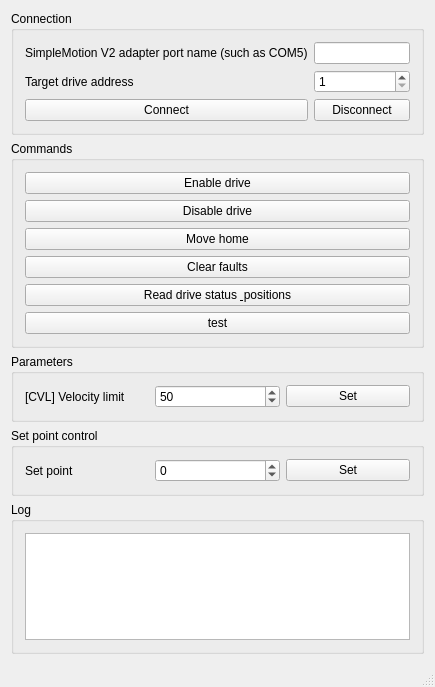
GraniteDevices/SMV2Commander, file mw.ui: the form before one commit.
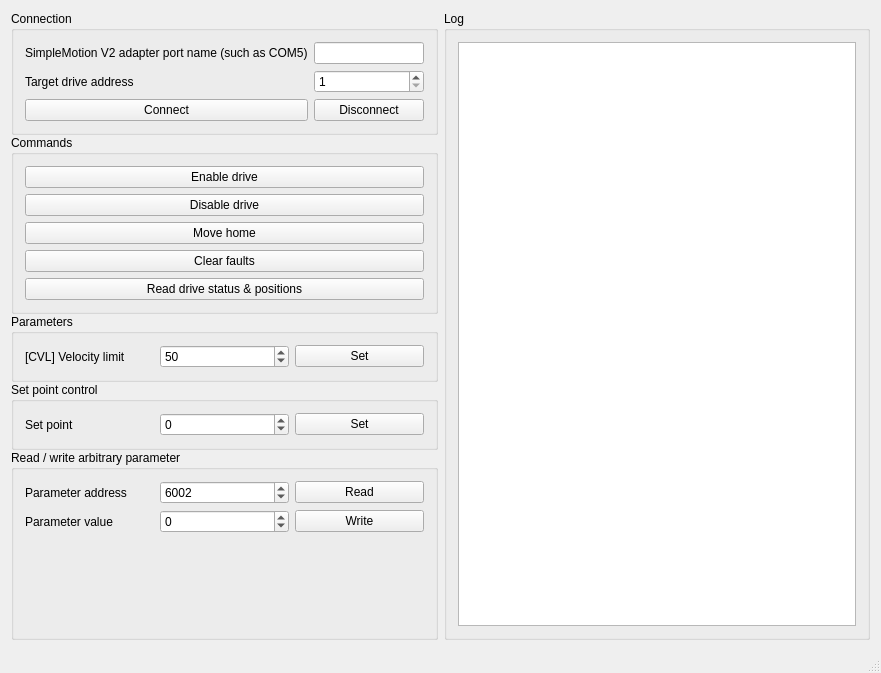
The form after the commit.

Commit message: Version 2 with arbitrary parmeter read/write buttons and Log widged moved to aside of window.

The edit to the form file:
```diff
--- a/mw.ui
+++ b/mw.ui
@@ -6,15 +6,24 @@
    <rect>
     <x>0</x>
     <y>0</y>
-    <width>435</width>
-    <height>687</height>
+    <width>881</width>
+    <height>673</height>
    </rect>
   </property>
   <property name="windowTitle">
    <string>SimpleMotion V2 Commander</string>
   </property>
   <widget class="QWidget" name="centralWidget">
-   <layout class="QVBoxLayout" name="verticalLayout_3">
+   <layout class="QHBoxLayout" name="horizontalLayout">
+    <item>
+     <widget class="QWidget" name="widget" native="true">
+      <layout class="QVBoxLayout" name="verticalLayout_4">
+       <property name="spacing">
+        <number>0</number>
+       </property>
+       <property name="margin">
+        <number>0</number>
+       </property>
     <item>
      <widget class="QGroupBox" name="groupBox">
       <property name="title">
@@ -109,14 +118,7 @@
        <item>
         <widget class="QPushButton" name="readStatus">
          <property name="text">
-          <string>Read drive status &amp; positions</string>
-         </property>
-        </widget>
-       </item>
-       <item>
-        <widget class="QPushButton" name="test">
-         <property name="text">
-          <string>test</string>
+             <string>Read drive status &amp;&amp; positions</string>
          </property>
         </widget>
        </item>
@@ -199,6 +201,79 @@
      </widget>
     </item>
     <item>
+        <widget class="QGroupBox" name="groupBox_6">
+         <property name="title">
+          <string>Read / write arbitrary parameter</string>
+         </property>
+         <layout class="QGridLayout" name="gridLayout_4">
+          <item row="0" column="1">
+           <widget class="QSpinBox" name="arbitraryParameterNumber">
+            <property name="maximum">
+             <number>16384</number>
+            </property>
+            <property name="value">
+             <number>6002</number>
+            </property>
+           </widget>
+          </item>
+          <item row="1" column="2">
+           <widget class="QPushButton" name="writeArbitraryParameter">
+            <property name="text">
+             <string>Write</string>
+            </property>
+           </widget>
+          </item>
+          <item row="1" column="0">
+           <widget class="QLabel" name="label_6">
+            <property name="text">
+             <string>Parameter value</string>
+            </property>
+           </widget>
+          </item>
+          <item row="1" column="1">
+           <widget class="QSpinBox" name="arbitraryParameterValue">
+            <property name="minimum">
+             <number>-999999999</number>
+            </property>
+            <property name="maximum">
+             <number>999999999</number>
+            </property>
+           </widget>
+          </item>
+          <item row="0" column="2">
+           <widget class="QPushButton" name="readArbitraryParameter">
+            <property name="text">
+             <string>Read</string>
+            </property>
+           </widget>
+          </item>
+          <item row="0" column="0">
+           <widget class="QLabel" name="label_5">
+            <property name="text">
+             <string>Parameter address</string>
+            </property>
+           </widget>
+          </item>
+          <item row="2" column="1">
+           <spacer name="verticalSpacer">
+            <property name="orientation">
+             <enum>Qt::Vertical</enum>
+            </property>
+            <property name="sizeHint" stdset="0">
+             <size>
+              <width>20</width>
+              <height>40</height>
+             </size>
+            </property>
+           </spacer>
+          </item>
+         </layout>
+        </widget>
+       </item>
+      </layout>
+     </widget>
+    </item>
+    <item>
      <widget class="QGroupBox" name="groupBox_5">
       <property name="title">
        <string>Log</string>
```
Left out of the diff: 7 changed lines with no effect on the pictures. Lines whose indentation alone changed are shown as unchanged. The commit also changes 4 other files.
